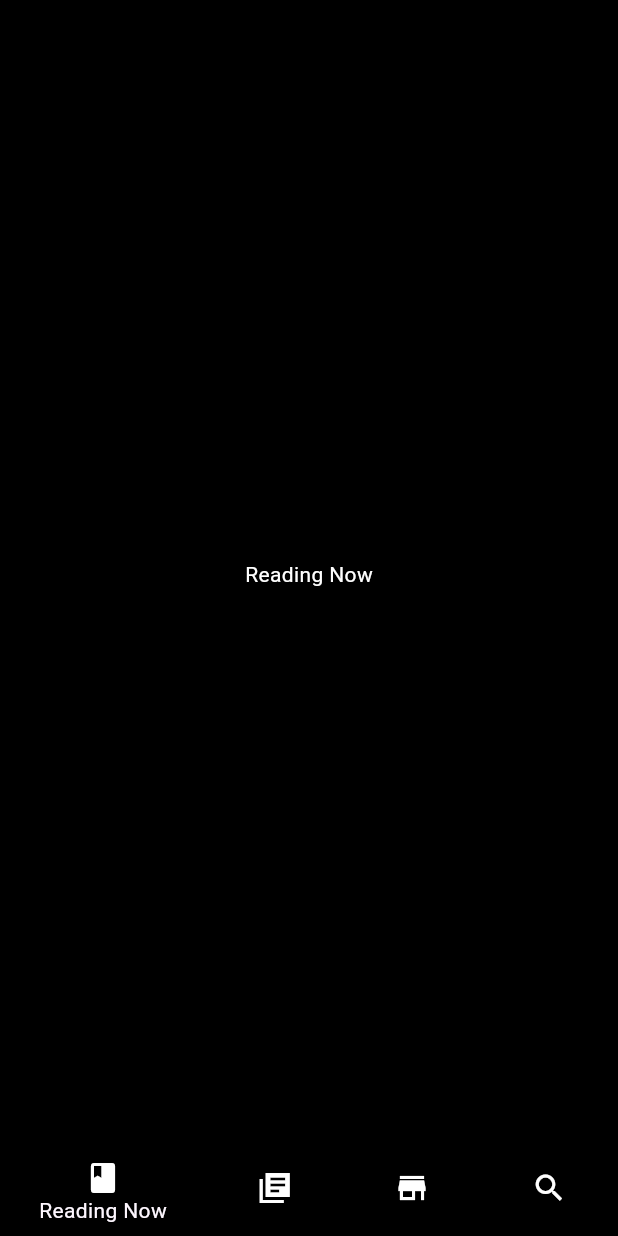
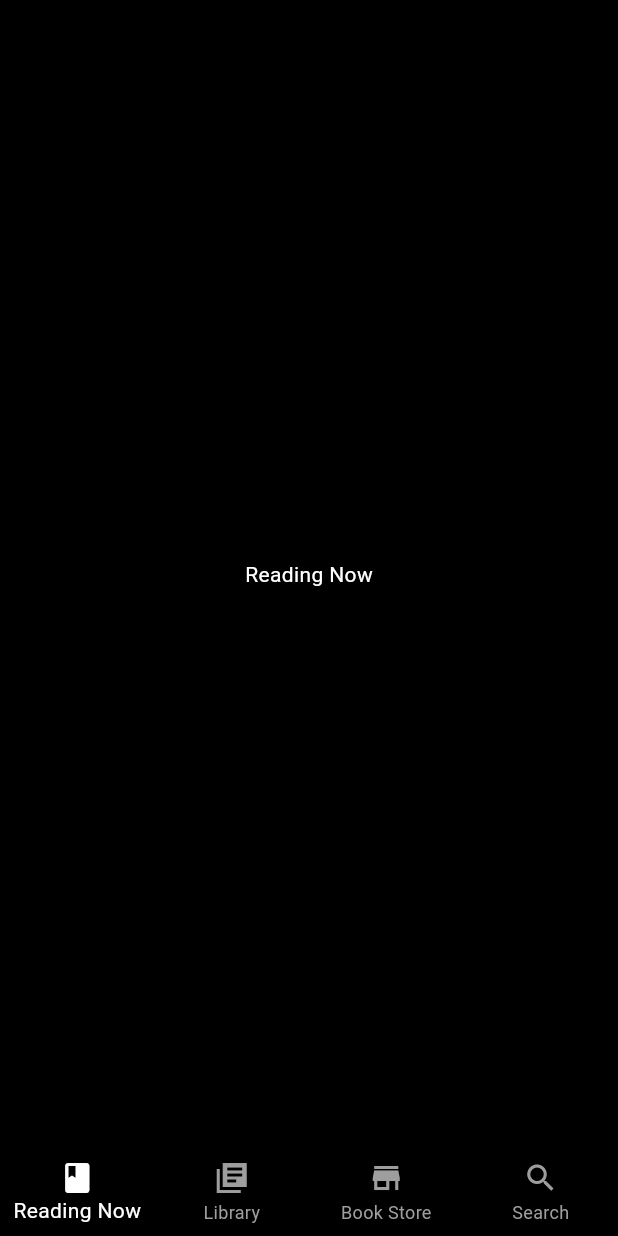
Before and after one commit to NerdyWithZainab/Books-App, a Flutter app: the screen it shows after launch, on a phone screen of 412 x 824 dp. Run offline on Flutter 3.47's test engine with Material 3 defaults, Android fonts, the phone set to English and light mode, and no system bars.

Commit message:
Fixed the bug of the text color of each of the bottom navigation item

```diff
--- a/books_app/lib/responsive/mobile_screen_layout.dart
+++ b/books_app/lib/responsive/mobile_screen_layout.dart
@@ -30,37 +30,37 @@ class _MobileScreenLayoutState extends State<MobileScreenLayout> {
   Widget build(BuildContext context) {
     return Scaffold(
       body: _pages[_selectedIndex],
-      bottomNavigationBar:
-          BottomNavigationBar(onTap: _navigateBottomBar, items: const [
-        BottomNavigationBarItem(
-            icon: Icon(
-              Icons.book,
-              color: Colors.white,
+      bottomNavigationBar: Theme(
+        data: Theme.of(context).copyWith(
+          canvasColor: Colors.black,
+          primaryColor: Colors.white,
+        ),
+        child: BottomNavigationBar(
+          currentIndex: _selectedIndex,
+          onTap: _navigateBottomBar,
+          selectedItemColor: Colors.white,
+          unselectedItemColor: Colors.grey,
+          type: BottomNavigationBarType.fixed,
+          items: const [
+            BottomNavigationBarItem(
+              icon: Icon(Icons.book),
+              label: "Reading Now",
             ),
-            label: "Reading Now",
-            backgroundColor: Colors.black),
-        BottomNavigationBarItem(
-            icon: Icon(
-              Icons.library_books_sharp,
-              color: Colors.white,
+            BottomNavigationBarItem(
+              icon: Icon(Icons.library_books_sharp),
+              label: "Library",
             ),
-            label: "Library",
-            backgroundColor: Colors.black),
-        BottomNavigationBarItem(
-            icon: Icon(
-              Icons.store_sharp,
-              color: Colors.white,
+            BottomNavigationBarItem(
+              icon: Icon(Icons.store_sharp),
+              label: "Book Store",
             ),
-            label: "Book Store",
-            backgroundColor: Colors.black),
-        BottomNavigationBarItem(
-            icon: Icon(
-              Icons.search,
-              color: Colors.white,
-            ),
-            label: "Search",
-            backgroundColor: Colors.black)
-      ]),
+            BottomNavigationBarItem(
+              icon: Icon(Icons.search),
+              label: "Search",
+            )
+          ],
+        ),
+      ),
     );
   }
 }
--- a/books_app/lib/views/reading_now.dart
+++ b/books_app/lib/views/reading_now.dart
@@ -10,11 +10,11 @@ class ReadingNow extends StatefulWidget {
 class _ReadingNowState extends State<ReadingNow> {
   @override
   Widget build(BuildContext context) {
-    return Scaffold(
+    return const Scaffold(
       backgroundColor: Colors.black,
       body: Center(
-        child: Text("Reading Now",style:TextStyle(color: Colors.white)),
-        ),
+        child: Text("Reading Now", style: TextStyle(color: Colors.white)),
+      ),
     );
   }
 }
```
